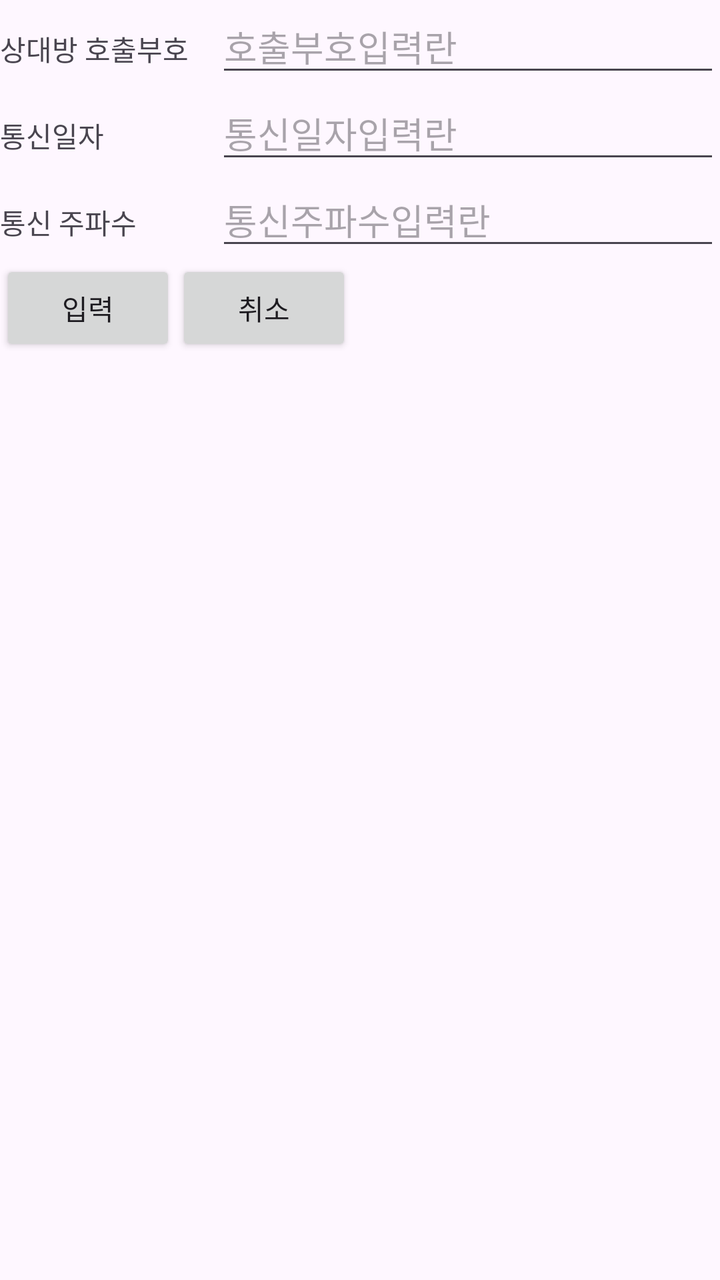
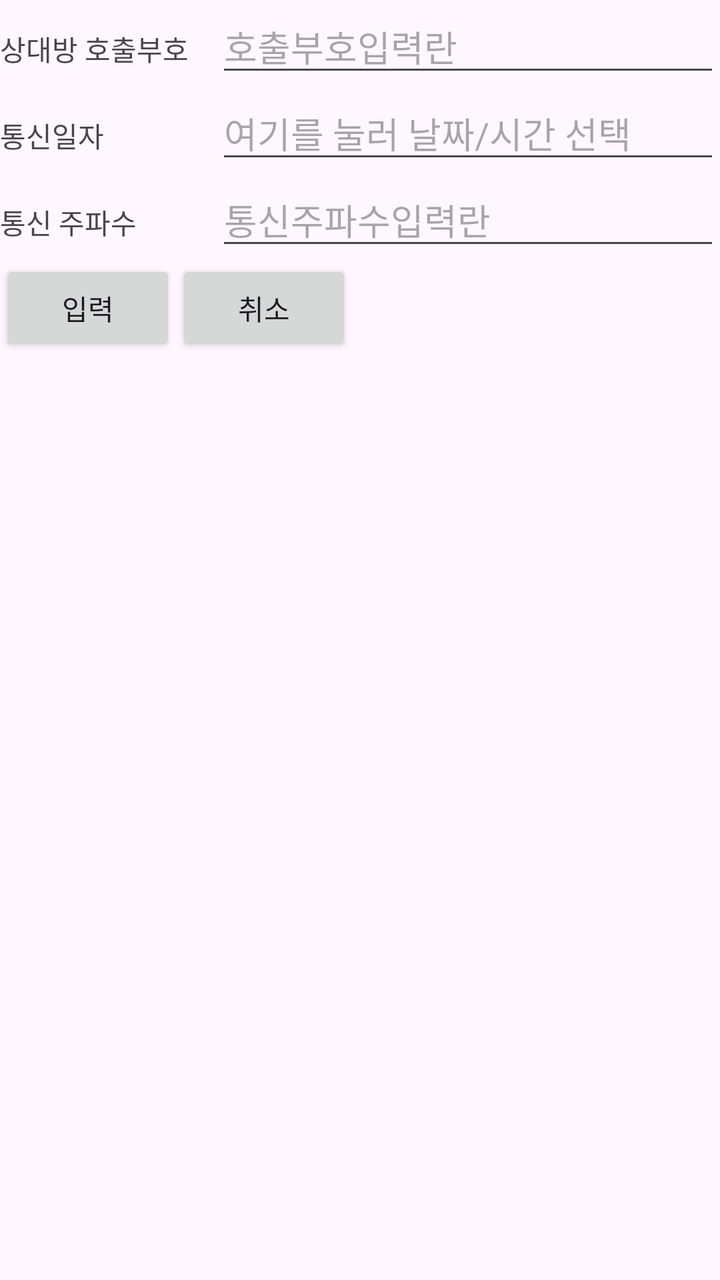

Screens rendered from an Android XML layout before and after an edit, with the pre-edit source and the edit as a unified diff.
<!-- AndroidManifest.xml: application theme Theme.HamApp -->
<!-- res/layout/add_contact_log.xml -->
<?xml version="1.0" encoding="utf-8"?>
<androidx.constraintlayout.widget.ConstraintLayout xmlns:android="http://schemas.android.com/apk/res/android"
    android:layout_width="match_parent"
    android:layout_height="match_parent">



    <LinearLayout
        android:orientation="vertical"
        android:layout_width="match_parent"
        android:layout_height="match_parent">
        
        <LinearLayout
            android:orientation="horizontal"
            android:layout_width="match_parent"
            android:layout_height="wrap_content">
            <TextView
                android:text="상대방 호출부호"
                android:layout_width="0dp"
                android:layout_height="wrap_content"
                android:layout_weight="3"/>

            <EditText
                android:id="@+id/etCallSign"
                android:layout_width="0dp"
                android:layout_height="wrap_content"
                android:inputType="text"
                android:text=""
                android:ems="10"
                android:maxLength="6"
                android:layout_weight="7"
                android:hint="호출부호입력란"
                />
        </LinearLayout>
        
        <LinearLayout
            android:orientation="horizontal"
            android:layout_width="match_parent"
            android:layout_height="wrap_content">
            <TextView
                android:text="통신일자"
                android:layout_width="0dp"
                android:layout_height="wrap_content"
                android:layout_weight="3"/>

            <EditText
                android:id="@+id/etDate"
                android:layout_width="0dp"
                android:layout_height="wrap_content"
                android:inputType="datetime"
                android:text=""
                android:ems="10"
                android:maxLength="6"
                android:layout_weight="7"
                android:hint="통신일자입력란"
                />
        </LinearLayout>
        
        <LinearLayout
            android:orientation="horizontal"
            android:layout_width="match_parent"
            android:layout_height="wrap_content">
            <TextView
                android:text="통신 주파수"
                android:layout_width="0dp"
                android:layout_height="wrap_content"
                android:layout_weight="3"/>

            <EditText
                android:id="@+id/etFrequency"
                android:layout_width="0dp"
                android:layout_height="wrap_content"
                android:inputType="text"
                android:text=""
                android:ems="10"
                android:maxLength="6"
                android:layout_weight="7"
                android:hint="통신주파수입력란"
                />
        </LinearLayout>


        <LinearLayout
            android:orientation="horizontal"
            android:layout_width="match_parent"
            android:layout_height="wrap_content">
            <Button
                android:id="@+id/btnSubmit"
                android:text="입력"
                android:layout_width="wrap_content"
                android:layout_height="wrap_content" />
            <Button
                android:id="@+id/btnCancel"
                android:text="취소"
                android:layout_width="wrap_content"
                android:layout_height="wrap_content" />

        </LinearLayout>


    </LinearLayout>



</androidx.constraintlayout.widget.ConstraintLayout>
<!-- resources referenced by this layout -->
<resources>
  <style name="Theme.HamApp" parent="Base.Theme.HamApp" />
  <style name="Base.Theme.HamApp" parent="Theme.Material3.DayNight.NoActionBar">
          
          
      </style>
</resources>

<!-- the commit's change to res/layout/add_contact_log.xml (unified diff, before → after) -->
@@ -47,13 +47,12 @@
                 android:id="@+id/etDate"
                 android:layout_width="0dp"
                 android:layout_height="wrap_content"
-                android:inputType="datetime"
-                android:text=""
-                android:ems="10"
-                android:maxLength="6"
                 android:layout_weight="7"
-                android:hint="통신일자입력란"
-                />
+                android:hint="여기를 눌러 날짜/시간 선택"
+                android:inputType="none"
+                android:focusable="false"
+                android:clickable="true"
+                android:ems="10" />
         </LinearLayout>
         
         <LinearLayout
@@ -73,7 +72,7 @@
                 android:inputType="text"
                 android:text=""
                 android:ems="10"
-                android:maxLength="6"
+                android:maxLength="7"
                 android:layout_weight="7"
                 android:hint="통신주파수입력란"
                 />
